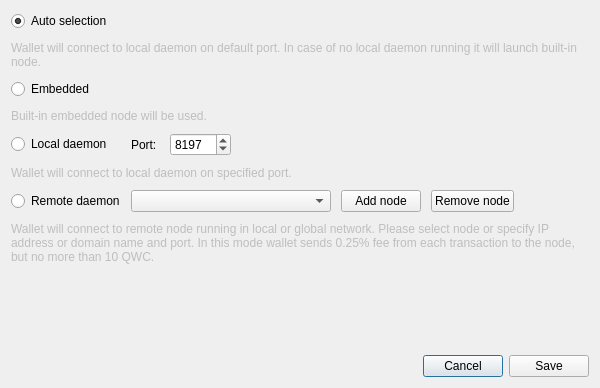
Old version of the form src/gui/ui/connectionsettingsdialog.ui in the repository qwertycoin-org/qwertycoin-gui.
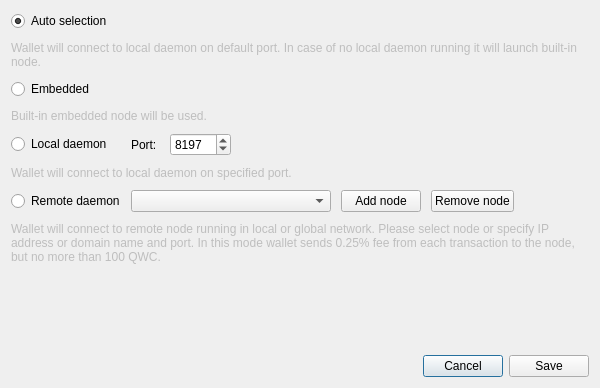
New version of the form. Icons and pictures are not drawn.

```diff
--- a/src/gui/ui/connectionsettingsdialog.ui
+++ b/src/gui/ui/connectionsettingsdialog.ui
@@ -248,7 +248,7 @@
         </size>
        </property>
        <property name="text">
-        <string>Wallet will connect to remote node running in local or global network. Please select node or specify IP address or domain name and port. In this mode wallet sends 0.25% fee from each transaction to the node, but no more than 10 QWC.</string>
+        <string>Wallet will connect to remote node running in local or global network. Please select node or specify IP address or domain name and port. In this mode wallet sends 0.25% fee from each transaction to the node, but no more than 100 QWC.</string>
        </property>
        <property name="wordWrap">
         <bool>true</bool>
```
